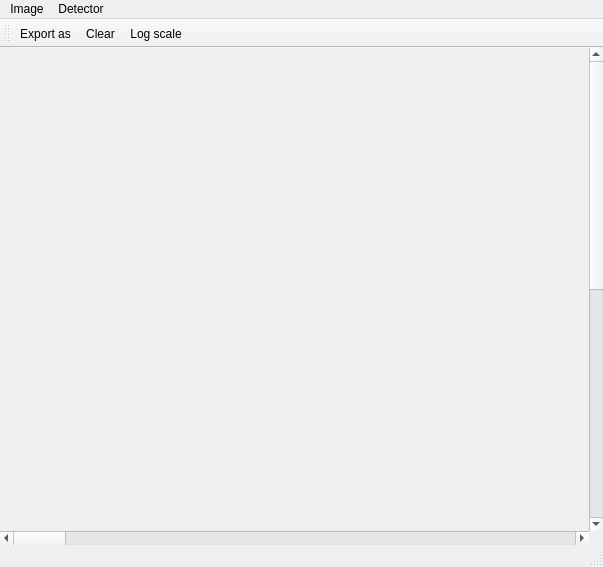
The window that RZGUI/DetectorWindow.ui (HARMONI-CAB/RayZaler) describes before a commit, drawn with Qt 5.
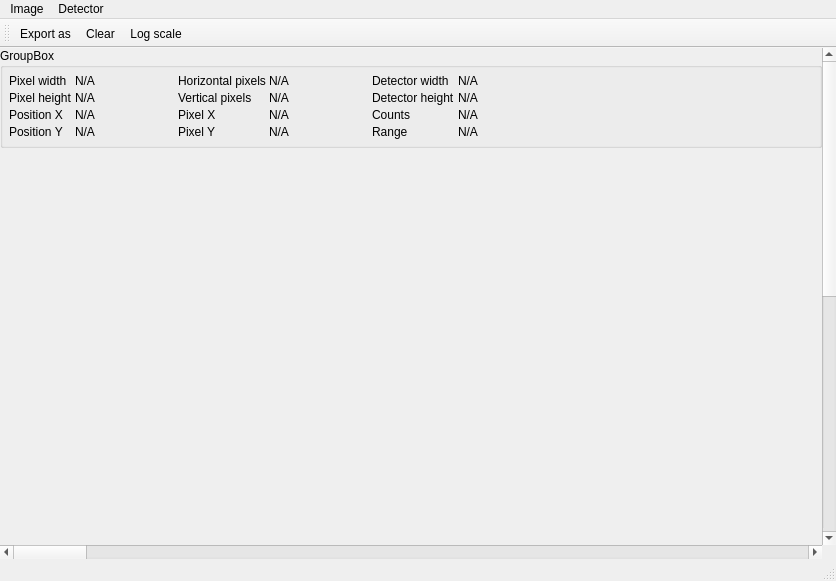
The same window after the commit. Icons and pictures are not drawn.

Commit message: Allow DetectorWindow to select preferred detector

```diff
--- a/RZGUI/DetectorWindow.ui
+++ b/RZGUI/DetectorWindow.ui
@@ -6,8 +6,8 @@
    <rect>
     <x>0</x>
     <y>0</y>
-    <width>603</width>
-    <height>567</height>
+    <width>836</width>
+    <height>581</height>
    </rect>
   </property>
   <property name="windowTitle">
@@ -54,7 +54,7 @@
        <property name="spacing">
         <number>0</number>
        </property>
-       <item row="0" column="0">
+       <item row="1" column="0">
         <widget class="QLabel" name="label">
          <property name="text">
           <string/>
@@ -64,6 +64,361 @@
          </property>
         </widget>
        </item>
+       <item row="0" column="0">
+        <widget class="QGroupBox" name="detGroupBox">
+         <property name="sizePolicy">
+          <sizepolicy hsizetype="Preferred" vsizetype="Fixed">
+           <horstretch>0</horstretch>
+           <verstretch>0</verstretch>
+          </sizepolicy>
+         </property>
+         <property name="title">
+          <string>GroupBox</string>
+         </property>
+         <layout class="QGridLayout" name="gridLayout_2">
+          <property name="leftMargin">
+           <number>6</number>
+          </property>
+          <property name="topMargin">
+           <number>6</number>
+          </property>
+          <property name="rightMargin">
+           <number>6</number>
+          </property>
+          <property name="bottomMargin">
+           <number>6</number>
+          </property>
+          <property name="spacing">
+           <number>3</number>
+          </property>
+          <item row="0" column="4">
+           <widget class="QLabel" name="label_18">
+            <property name="text">
+             <string>Detector width</string>
+            </property>
+           </widget>
+          </item>
+          <item row="1" column="1">
+           <widget class="QLabel" name="pxHeightLabel">
+            <property name="sizePolicy">
+             <sizepolicy hsizetype="Fixed" vsizetype="Preferred">
+              <horstretch>0</horstretch>
+              <verstretch>0</verstretch>
+             </sizepolicy>
+            </property>
+            <property name="minimumSize">
+             <size>
+              <width>100</width>
+              <height>0</height>
+             </size>
+            </property>
+            <property name="text">
+             <string>N/A</string>
+            </property>
+           </widget>
+          </item>
+          <item row="0" column="0">
+           <widget class="QLabel" name="label_2">
+            <property name="text">
+             <string>Pixel width</string>
+            </property>
+           </widget>
+          </item>
+          <item row="3" column="1">
+           <widget class="QLabel" name="posYLabel">
+            <property name="sizePolicy">
+             <sizepolicy hsizetype="Fixed" vsizetype="Preferred">
+              <horstretch>0</horstretch>
+              <verstretch>0</verstretch>
+             </sizepolicy>
+            </property>
+            <property name="minimumSize">
+             <size>
+              <width>100</width>
+              <height>0</height>
+             </size>
+            </property>
+            <property name="text">
+             <string>N/A</string>
+            </property>
+           </widget>
+          </item>
+          <item row="2" column="2">
+           <widget class="QLabel" name="label_12">
+            <property name="text">
+             <string>Pixel X</string>
+            </property>
+           </widget>
+          </item>
+          <item row="1" column="3">
+           <widget class="QLabel" name="verticalPixelsLabel">
+            <property name="sizePolicy">
+             <sizepolicy hsizetype="Fixed" vsizetype="Preferred">
+              <horstretch>0</horstretch>
+              <verstretch>0</verstretch>
+             </sizepolicy>
+            </property>
+            <property name="minimumSize">
+             <size>
+              <width>100</width>
+              <height>0</height>
+             </size>
+            </property>
+            <property name="text">
+             <string>N/A</string>
+            </property>
+           </widget>
+          </item>
+          <item row="0" column="1">
+           <widget class="QLabel" name="pxWidthLabel">
+            <property name="sizePolicy">
+             <sizepolicy hsizetype="Fixed" vsizetype="Preferred">
+              <horstretch>0</horstretch>
+              <verstretch>0</verstretch>
+             </sizepolicy>
+            </property>
+            <property name="minimumSize">
+             <size>
+              <width>100</width>
+              <height>0</height>
+             </size>
+            </property>
+            <property name="text">
+             <string>N/A</string>
+            </property>
+           </widget>
+          </item>
+          <item row="2" column="3">
+           <widget class="QLabel" name="pixelXLabel">
+            <property name="sizePolicy">
+             <sizepolicy hsizetype="Fixed" vsizetype="Preferred">
+              <horstretch>0</horstretch>
+              <verstretch>0</verstretch>
+             </sizepolicy>
+            </property>
+            <property name="minimumSize">
+             <size>
+              <width>100</width>
+              <height>0</height>
+             </size>
+            </property>
+            <property name="text">
+             <string>N/A</string>
+            </property>
+           </widget>
+          </item>
+          <item row="1" column="2">
+           <widget class="QLabel" name="label_7">
+            <property name="text">
+             <string>Vertical pixels</string>
+            </property>
+           </widget>
+          </item>
+          <item row="3" column="0">
+           <widget class="QLabel" name="label_11">
+            <property name="text">
+             <string>Position Y</string>
+            </property>
+           </widget>
+          </item>
+          <item row="0" column="3">
+           <widget class="QLabel" name="horizontalPixelsLabel">
+            <property name="sizePolicy">
+             <sizepolicy hsizetype="Fixed" vsizetype="Preferred">
+              <horstretch>0</horstretch>
+              <verstretch>0</verstretch>
+             </sizepolicy>
+            </property>
+            <property name="minimumSize">
+             <size>
+              <width>100</width>
+              <height>0</height>
+             </size>
+            </property>
+            <property name="text">
+             <string>N/A</string>
+            </property>
+           </widget>
+          </item>
+          <item row="1" column="4">
+           <widget class="QLabel" name="label_19">
+            <property name="text">
+             <string>Detector height</string>
+            </property>
+           </widget>
+          </item>
+          <item row="2" column="1">
+           <widget class="QLabel" name="posXLabel">
+            <property name="sizePolicy">
+             <sizepolicy hsizetype="Fixed" vsizetype="Preferred">
+              <horstretch>0</horstretch>
+              <verstretch>0</verstretch>
+             </sizepolicy>
+            </property>
+            <property name="minimumSize">
+             <size>
+              <width>100</width>
+              <height>0</height>
+             </size>
+            </property>
+            <property name="text">
+             <string>N/A</string>
+            </property>
+           </widget>
+          </item>
+          <item row="1" column="0">
+           <widget class="QLabel" name="label_3">
+            <property name="text">
+             <string>Pixel height</string>
+            </property>
+           </widget>
+          </item>
+          <item row="3" column="2">
+           <widget class="QLabel" name="label_13">
+            <property name="text">
+             <string>Pixel Y</string>
+            </property>
+           </widget>
+          </item>
+          <item row="3" column="3">
+           <widget class="QLabel" name="pixelYLabel">
+            <property name="sizePolicy">
+             <sizepolicy hsizetype="Fixed" vsizetype="Preferred">
+              <horstretch>0</horstretch>
+              <verstretch>0</verstretch>
+             </sizepolicy>
+            </property>
+            <property name="minimumSize">
+             <size>
+              <width>100</width>
+              <height>0</height>
+             </size>
+            </property>
+            <property name="text">
+             <string>N/A</string>
+            </property>
+           </widget>
+          </item>
+          <item row="0" column="2">
+           <widget class="QLabel" name="label_6">
+            <property name="text">
+             <string>Horizontal pixels</string>
+            </property>
+           </widget>
+          </item>
+          <item row="2" column="0">
+           <widget class="QLabel" name="label_10">
+            <property name="text">
+             <string>Position X</string>
+            </property>
+           </widget>
+          </item>
+          <item row="0" column="5">
+           <widget class="QLabel" name="widthLabel">
+            <property name="sizePolicy">
+             <sizepolicy hsizetype="Fixed" vsizetype="Preferred">
+              <horstretch>0</horstretch>
+              <verstretch>0</verstretch>
+             </sizepolicy>
+            </property>
+            <property name="minimumSize">
+             <size>
+              <width>100</width>
+              <height>0</height>
+             </size>
+            </property>
+            <property name="text">
+             <string>N/A</string>
+            </property>
+           </widget>
+          </item>
+          <item row="1" column="5">
+           <widget class="QLabel" name="heightLabel">
+            <property name="sizePolicy">
+             <sizepolicy hsizetype="Fixed" vsizetype="Preferred">
+              <horstretch>0</horstretch>
+              <verstretch>0</verstretch>
+             </sizepolicy>
+            </property>
+            <property name="minimumSize">
+             <size>
+              <width>100</width>
+              <height>0</height>
+             </size>
+            </property>
+            <property name="text">
+             <string>N/A</string>
+            </property>
+           </widget>
+          </item>
+          <item row="0" column="6" rowspan="4">
+           <spacer name="horizontalSpacer">
+            <property name="orientation">
+             <enum>Qt::Horizontal</enum>
+            </property>
+            <property name="sizeHint" stdset="0">
+             <size>
+              <width>40</width>
+              <height>20</height>
+             </size>
+            </property>
+           </spacer>
+          </item>
+          <item row="2" column="4">
+           <widget class="QLabel" name="label_22">
+            <property name="text">
+             <string>Counts</string>
+            </property>
+           </widget>
+          </item>
+          <item row="3" column="4">
+           <widget class="QLabel" name="label_23">
+            <property name="text">
+             <string>Range</string>
+            </property>
+           </widget>
+          </item>
+          <item row="2" column="5">
+           <widget class="QLabel" name="countsLabel">
+            <property name="sizePolicy">
+             <sizepolicy hsizetype="Fixed" vsizetype="Preferred">
+              <horstretch>0</horstretch>
+              <verstretch>0</verstretch>
+             </sizepolicy>
+            </property>
+            <property name="minimumSize">
+             <size>
+              <width>100</width>
+              <height>0</height>
+             </size>
+            </property>
+            <property name="text">
+             <string>N/A</string>
+            </property>
+           </widget>
+          </item>
+          <item row="3" column="5">
+           <widget class="QLabel" name="rangeLabel">
+            <property name="sizePolicy">
+             <sizepolicy hsizetype="Fixed" vsizetype="Preferred">
+              <horstretch>0</horstretch>
+              <verstretch>0</verstretch>
+             </sizepolicy>
+            </property>
+            <property name="minimumSize">
+             <size>
+              <width>100</width>
+              <height>0</height>
+             </size>
+            </property>
+            <property name="text">
+             <string>N/A</string>
+            </property>
+           </widget>
+          </item>
+         </layout>
+        </widget>
+       </item>
       </layout>
      </widget>
     </item>
@@ -94,7 +449,7 @@
     <rect>
      <x>0</x>
      <y>0</y>
-     <width>603</width>
+     <width>836</width>
      <height>25</height>
     </rect>
    </property>
```
The commit also changes 6 other files.
